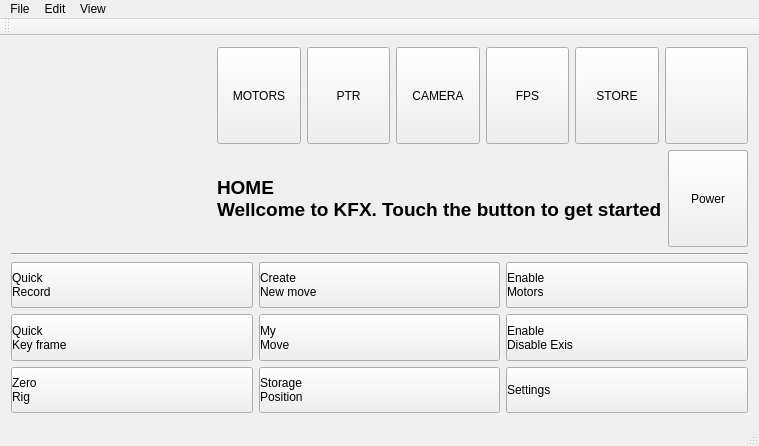
Old version of the form mainwindow.ui in the repository xuanthanhbk92/CameraControl.
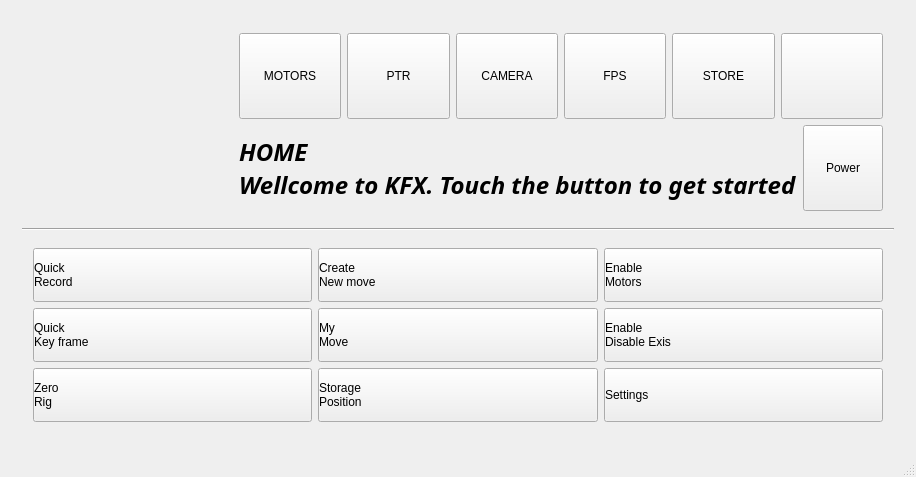
New version of the form. Icons and pictures are not drawn.

Commit message: -Pain ui with css -Modify layout to scale good with user interaction -Add with button handler -Remove ToolBar and Window menu

```diff
--- a/mainwindow.ui
+++ b/mainwindow.ui
@@ -6,8 +6,8 @@
    <rect>
     <x>0</x>
     <y>0</y>
-    <width>755</width>
-    <height>446</height>
+    <width>873</width>
+    <height>477</height>
    </rect>
   </property>
   <property name="windowTitle">
@@ -16,8 +16,22 @@
   <widget class="QWidget" name="centralWidget">
    <layout class="QVBoxLayout" name="verticalLayout_3">
     <item>
+     <widget class="QFrame" name="TotalFrame">
      <layout class="QVBoxLayout" name="verticalLayout_2">
       <item>
+        <widget class="QFrame" name="headerFrame">
+         <property name="sizePolicy">
+          <sizepolicy hsizetype="Preferred" vsizetype="Fixed">
+           <horstretch>0</horstretch>
+           <verstretch>0</verstretch>
+          </sizepolicy>
+         </property>
+         <property name="maximumSize">
+          <size>
+           <width>3000</width>
+           <height>200</height>
+          </size>
+         </property>
        <layout class="QHBoxLayout" name="horizontalLayout_3">
         <item>
          <widget class="QLabel" name="Icon">
@@ -33,6 +47,12 @@
             <height>200</height>
            </size>
           </property>
+            <property name="maximumSize">
+             <size>
+              <width>200</width>
+              <height>200</height>
+             </size>
+            </property>
           <property name="text">
            <string/>
           </property>
@@ -42,6 +62,9 @@
           <property name="scaledContents">
            <bool>true</bool>
           </property>
+            <property name="alignment">
+             <set>Qt::AlignLeading|Qt::AlignLeft|Qt::AlignTop</set>
+            </property>
          </widget>
         </item>
         <item>
@@ -51,7 +74,7 @@
             <item>
              <widget class="QPushButton" name="pushButton">
               <property name="sizePolicy">
-               <sizepolicy hsizetype="Preferred" vsizetype="Expanding">
+                 <sizepolicy hsizetype="Preferred" vsizetype="Preferred">
                 <horstretch>0</horstretch>
                 <verstretch>0</verstretch>
                </sizepolicy>
@@ -74,7 +97,7 @@
             <item>
              <widget class="QPushButton" name="pushButton_2">
               <property name="sizePolicy">
-               <sizepolicy hsizetype="Preferred" vsizetype="Expanding">
+                 <sizepolicy hsizetype="Preferred" vsizetype="Preferred">
                 <horstretch>0</horstretch>
                 <verstretch>0</verstretch>
                </sizepolicy>
@@ -97,7 +120,7 @@
             <item>
              <widget class="QPushButton" name="pushButton_3">
               <property name="sizePolicy">
-               <sizepolicy hsizetype="Preferred" vsizetype="Expanding">
+                 <sizepolicy hsizetype="Preferred" vsizetype="Preferred">
                 <horstretch>0</horstretch>
                 <verstretch>0</verstretch>
                </sizepolicy>
@@ -120,7 +143,7 @@
             <item>
              <widget class="QPushButton" name="pushButton_5">
               <property name="sizePolicy">
-               <sizepolicy hsizetype="Preferred" vsizetype="Expanding">
+                 <sizepolicy hsizetype="Preferred" vsizetype="Preferred">
                 <horstretch>0</horstretch>
                 <verstretch>0</verstretch>
                </sizepolicy>
@@ -143,7 +166,7 @@
             <item>
              <widget class="QPushButton" name="pushButton_4">
               <property name="sizePolicy">
-               <sizepolicy hsizetype="Preferred" vsizetype="Expanding">
+                 <sizepolicy hsizetype="Preferred" vsizetype="Preferred">
                 <horstretch>0</horstretch>
                 <verstretch>0</verstretch>
                </sizepolicy>
@@ -166,7 +189,7 @@
             <item>
              <widget class="QPushButton" name="pushButton_7">
               <property name="sizePolicy">
-               <sizepolicy hsizetype="Preferred" vsizetype="Expanding">
+                 <sizepolicy hsizetype="Preferred" vsizetype="Preferred">
                 <horstretch>0</horstretch>
                 <verstretch>0</verstretch>
                </sizepolicy>
@@ -193,15 +216,17 @@
             <item>
              <widget class="QLabel" name="label">
               <property name="sizePolicy">
-               <sizepolicy hsizetype="Preferred" vsizetype="Expanding">
+                 <sizepolicy hsizetype="Preferred" vsizetype="Preferred">
                 <horstretch>0</horstretch>
                 <verstretch>0</verstretch>
                </sizepolicy>
               </property>
               <property name="font">
                <font>
-                <pointsize>14</pointsize>
+                  <family>Sans Serif</family>
+                  <pointsize>18</pointsize>
                 <weight>75</weight>
+                  <italic>true</italic>
                 <bold>true</bold>
                </font>
               </property>
@@ -214,7 +239,7 @@
             <item>
              <widget class="QPushButton" name="pushButton_6">
               <property name="sizePolicy">
-               <sizepolicy hsizetype="Minimum" vsizetype="Expanding">
+                 <sizepolicy hsizetype="Minimum" vsizetype="Preferred">
                 <horstretch>0</horstretch>
                 <verstretch>0</verstretch>
                </sizepolicy>
@@ -239,6 +264,7 @@
          </layout>
         </item>
        </layout>
+        </widget>
       </item>
       <item>
        <widget class="Line" name="line">
@@ -248,6 +274,13 @@
        </widget>
       </item>
       <item>
+        <widget class="QFrame" name="functionFrame">
+         <property name="sizePolicy">
+          <sizepolicy hsizetype="Preferred" vsizetype="Expanding">
+           <horstretch>0</horstretch>
+           <verstretch>0</verstretch>
+          </sizepolicy>
+         </property>
        <layout class="QGridLayout" name="gridLayout">
         <item row="0" column="0">
          <widget class="QPushButton" name="pushButton_8">
@@ -501,48 +534,13 @@
          </widget>
         </item>
        </layout>
-      </item>
-     </layout>
+        </widget>
+       </item>
+      </layout>
+     </widget>
     </item>
    </layout>
   </widget>
-  <widget class="QMenuBar" name="menuBar">
-   <property name="geometry">
-    <rect>
-     <x>0</x>
-     <y>0</y>
-     <width>755</width>
-     <height>15</height>
-    </rect>
-   </property>
-   <widget class="QMenu" name="menuFile">
-    <property name="title">
-     <string>File</string>
-    </property>
-    <addaction name="actionQuit"/>
-   </widget>
-   <widget class="QMenu" name="menuEdit">
-    <property name="title">
-     <string>Edit</string>
-    </property>
-   </widget>
-   <widget class="QMenu" name="menuView">
-    <property name="title">
-     <string>View</string>
-    </property>
-   </widget>
-   <addaction name="menuFile"/>
-   <addaction name="menuEdit"/>
-   <addaction name="menuView"/>
-  </widget>
-  <widget class="QToolBar" name="mainToolBar">
-   <attribute name="toolBarArea">
-    <enum>TopToolBarArea</enum>
-   </attribute>
-   <attribute name="toolBarBreak">
-    <bool>false</bool>
-   </attribute>
-  </widget>
   <widget class="QStatusBar" name="statusBar"/>
   <action name="actionQuit">
    <property name="text">
```
Left out of the diff: 8 changed lines with no effect on the pictures. Lines whose indentation alone changed are shown as unchanged. The commit also changes 50 other files.
